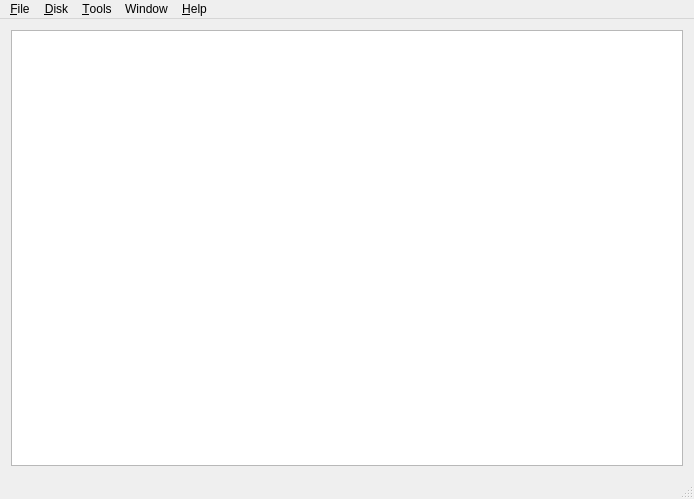
The window that mainwindow.ui (RespeQt/RespeQt) describes before a commit, drawn with Qt 5.
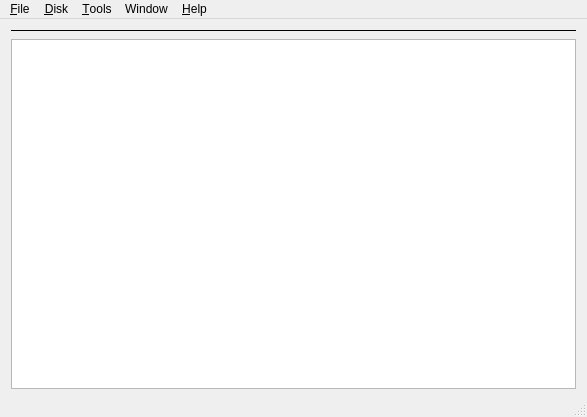
The same window after the commit. Icons and pictures are not drawn.

Patch:
```diff
--- a/mainwindow.ui
+++ b/mainwindow.ui
@@ -9,8 +9,8 @@
    <rect>
     <x>0</x>
     <y>0</y>
-    <width>694</width>
-    <height>499</height>
+    <width>587</width>
+    <height>417</height>
    </rect>
   </property>
   <property name="sizePolicy">
@@ -39,8 +39,83 @@
    <property name="enabled">
     <bool>true</bool>
    </property>
-   <layout class="QGridLayout" name="gridLayout">
-    <item row="1" column="0" colspan="2">
+   <layout class="QGridLayout" name="gridLayout" rowstretch="0,0,0,0,0,0" columnstretch="0,0" rowminimumheight="0,0,0,0,0,0">
+    <property name="topMargin">
+     <number>4</number>
+    </property>
+    <property name="bottomMargin">
+     <number>6</number>
+    </property>
+    <property name="horizontalSpacing">
+     <number>6</number>
+    </property>
+    <property name="verticalSpacing">
+     <number>1</number>
+    </property>
+    <item row="0" column="0" colspan="2">
+     <layout class="QHBoxLayout" name="horizontalLayout">
+      <property name="sizeConstraint">
+       <enum>QLayout::SetDefaultConstraint</enum>
+      </property>
+      <property name="topMargin">
+       <number>0</number>
+      </property>
+      <property name="bottomMargin">
+       <number>6</number>
+      </property>
+      <item>
+       <layout class="QGridLayout" name="leftColumn">
+        <property name="bottomMargin">
+         <number>0</number>
+        </property>
+       </layout>
+      </item>
+      <item>
+       <layout class="QGridLayout" name="rightColumn" columnstretch="0">
+        <property name="bottomMargin">
+         <number>0</number>
+        </property>
+       </layout>
+      </item>
+     </layout>
+    </item>
+    <item row="3" column="0" colspan="2">
+     <layout class="QHBoxLayout" name="horizontalLayout_2" stretch="1,1">
+      <property name="spacing">
+       <number>6</number>
+      </property>
+      <property name="sizeConstraint">
+       <enum>QLayout::SetFixedSize</enum>
+      </property>
+      <property name="topMargin">
+       <number>0</number>
+      </property>
+      <property name="bottomMargin">
+       <number>6</number>
+      </property>
+      <item>
+       <layout class="QGridLayout" name="leftColumn2" rowstretch="0">
+        <property name="horizontalSpacing">
+         <number>0</number>
+        </property>
+       </layout>
+      </item>
+      <item>
+       <layout class="QGridLayout" name="rightColumn2">
+        <property name="sizeConstraint">
+         <enum>QLayout::SetDefaultConstraint</enum>
+        </property>
+        <property name="bottomMargin">
+         <number>0</number>
+        </property>
+        <property name="horizontalSpacing">
+         <number>0</number>
+        </property>
+       </layout>
+      </item>
+     </layout>
+    </item>
+    <item row="4" column="0" rowspan="2" colspan="2">
      <widget class="QTextEdit" name="textEdit">
       <property name="sizePolicy">
        <sizepolicy hsizetype="Ignored" vsizetype="Ignored">
@@ -48,32 +123,35 @@
         <verstretch>0</verstretch>
        </sizepolicy>
       </property>
-      <property name="minimumSize">
-       <size>
-        <width>0</width>
-        <height>16</height>
-       </size>
-      </property>
       <property name="contextMenuPolicy">
        <enum>Qt::DefaultContextMenu</enum>
       </property>
+      <property name="frameShape">
+       <enum>QFrame::StyledPanel</enum>
+      </property>
+      <property name="midLineWidth">
+       <number>-3</number>
+      </property>
       <property name="textInteractionFlags">
        <set>Qt::NoTextInteraction</set>
       </property>
      </widget>
     </item>
-    <item row="0" column="0" colspan="2">
-     <layout class="QHBoxLayout" name="horizontalLayout">
-      <property name="sizeConstraint">
-       <enum>QLayout::SetDefaultConstraint</enum>
+    <item row="1" column="0" colspan="2">
+     <widget class="Line" name="line">
+      <property name="autoFillBackground">
+       <bool>false</bool>
       </property>
-      <item>
-       <layout class="QGridLayout" name="leftColumn"/>
-      </item>
-      <item>
-       <layout class="QGridLayout" name="rightColumn"/>
-      </item>
-     </layout>
+      <property name="frameShadow">
+       <enum>QFrame::Plain</enum>
+      </property>
+      <property name="lineWidth">
+       <number>0</number>
+      </property>
+      <property name="orientation">
+       <enum>Qt::Horizontal</enum>
+      </property>
+     </widget>
     </item>
    </layout>
   </widget>
@@ -82,7 +160,7 @@
     <rect>
      <x>0</x>
      <y>0</y>
-     <width>694</width>
+     <width>587</width>
      <height>22</height>
     </rect>
    </property>
```
